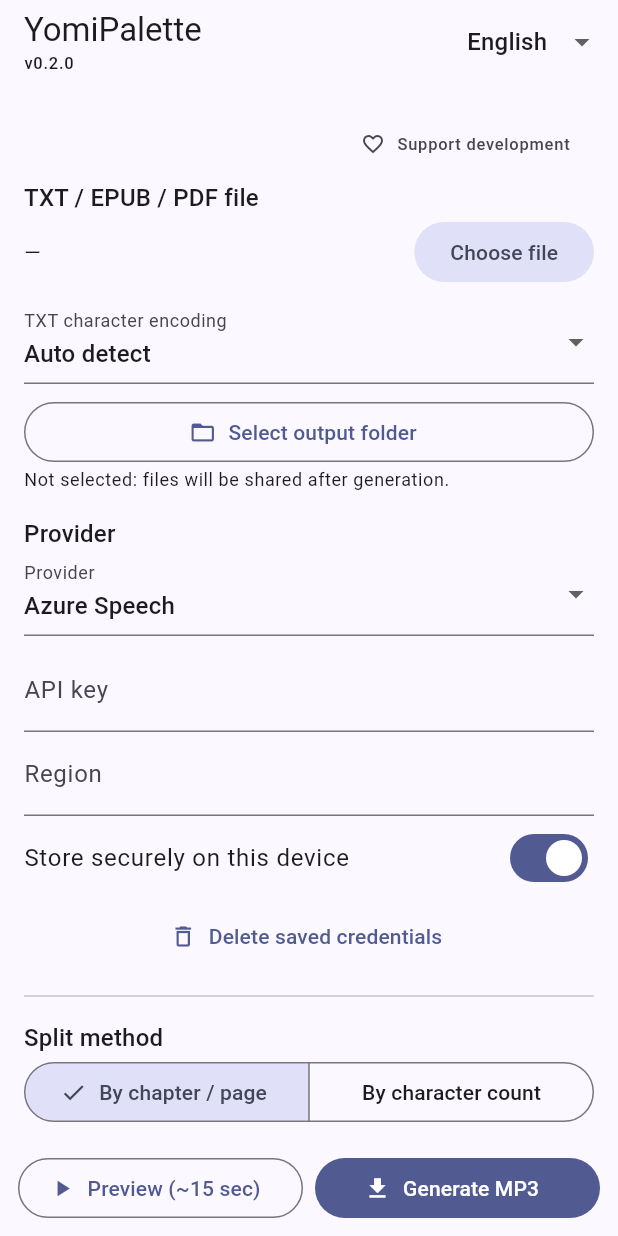
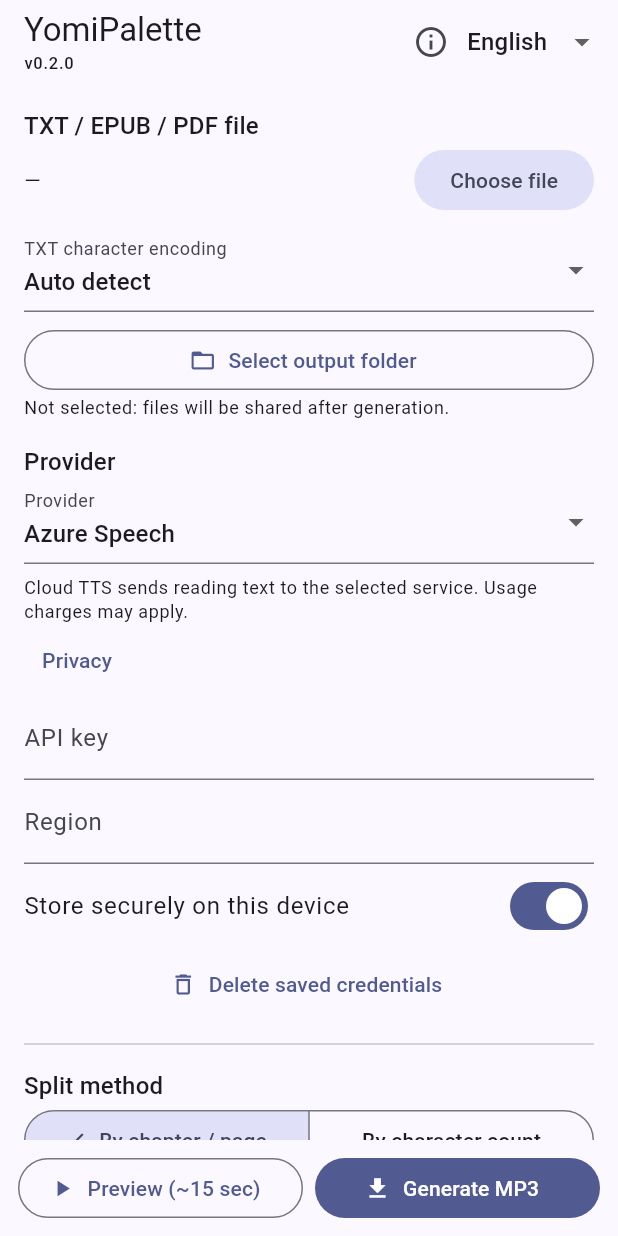
Before and after one commit to t-and-i/yomipalette-android, a Flutter app: the screen it shows after launch, on a phone screen of 412 x 824 dp. Run offline on Flutter 3.47's test engine with Material 3 defaults, Android fonts, the phone set to English and light mode, and no system bars; our stand-ins replace file_picker, flutter_secure_storage, just_audio, package_info_plus, share_plus, shared_preferences; missing offline and left inert: charset_converter, flutter_edge_tts, flutter_lame, pdfrx.

Commit message:
Remove in-app donation links and add app information

```diff
--- a/lib/app_info.dart
+++ b/lib/app_info.dart
@@ -1,22 +1,12 @@
 import 'package:url_launcher/url_launcher.dart';
 
-class SupportLink {
-  const SupportLink(this.label, this.url);
+typedef ExternalLinkLauncher = Future<bool> Function(Uri uri);
 
-  final String label;
-  final String url;
+const projectContactUrl =
+    'https://github.com/t-and-i/yomipalette-android/issues';
+
+Future<bool> openExternalLink(String url, {ExternalLinkLauncher? launcher}) {
+  return (launcher ??
+      (uri) =>
+          launchUrl(uri, mode: LaunchMode.externalApplication))(Uri.parse(url));
 }
-
-typedef SupportLauncher = Future<bool> Function(Uri uri);
-
-const supportLinks = [
-  SupportLink('GitHub Sponsors', 'https://github.com/sponsors/tjsongwei'),
-  SupportLink('Buy Me a Coffee', 'https://buymeacoffee.com/tjsongweic'),
-];
-
-Future<bool> openSupportLink(SupportLink link, {SupportLauncher? launcher}) {
-  return (launcher ??
-      (uri) => launchUrl(uri, mode: LaunchMode.externalApplication))(
-    Uri.parse(link.url),
-  );
-}
--- a/lib/l10n/strings.dart
+++ b/lib/l10n/strings.dart
@@ -8,14 +8,31 @@
 
   static const _values = <String, Map<String, String>>{
     'en': {
+      "about": "About this app",
+      "versionUnavailable": "Version unavailable",
+      "privacy": "Privacy",
+      "licenses": "Open-source licenses",
+      "projectContact": "Project / contact (GitHub)",
+      "privacyUpdated": "Updated: October 3, 2026",
+      "privacyDocumentsTitle": "Documents and speech",
+      "privacyDocuments": "TXT, EPUB and PDF text is extracted on your device. For preview and MP3 generation, Edge TTS sends the text to Microsoft, Azure Speech to Microsoft Azure, and Google Cloud TTS to Google Cloud. Requests also expose connection information such as your IP address to the service. Service terms and privacy policies apply. Azure and Google Cloud usage may incur charges on your account. Edge TTS uses an unofficial endpoint and may stop working.",
+      "privacyDeviceTitle": "Device TTS",
+      "privacyDevice": "Text is passed to the Android TTS engine you select. Depending on its engine and voice, it may use online services or require voice downloads. Device TTS does not always mean offline processing.",
+      "privacyCredentialsTitle": "Credentials and settings",
+      "privacyCredentials": "API keys and the Azure region can be stored in encrypted storage on this device. If storage is disabled, credentials are held for the app session. Use Delete saved credentials for each provider to remove stored credentials. Voice, output folder access and other preferences are stored locally.",
+      "privacyAudioTitle": "Audio and deletion",
+      "privacyAudio": "Preview audio is written to temporary app storage. Generated MP3 files are saved in app storage or your chosen folder. After sharing app copies, you can delete or keep them. Clear app data or uninstall to remove app-owned data; exported or shared copies remain and must be deleted at their destination. Original documents are not deleted by this app.",
+      "privacyExternalTitle": "Advertising and external links",
+      "privacyExternal": "This version has no advertising or analytics SDK. Project links open external websites with their own privacy policies. Sharing sends selected audio to the app or service you choose. Do not post private documents, API keys or personal information in public GitHub issues.",
+      "privacyIntro": "YomiPalette does not operate its own document-upload server. The following describes this version; it does not promise that third-party services retain no data.",
+      "cloudDisclosure": "Cloud TTS sends reading text to the selected service. Usage charges may apply.",
+      "deviceDisclosure": "The selected TTS engine may use a network connection.",
+
       'pdfNoText': 'No embedded text was found in this PDF. Image-only or scanned pages require OCR, which is not supported.',
       'pdfPassword': 'This PDF requires a password. Open and save an unprotected copy before importing it.',
       'pdfInvalid': 'Could not read the PDF. The file may be damaged or use an unsupported PDF feature.',
-      'support': 'Support development',
-      'supportDialogTitle': 'Support YomiPalette',
-      'supportDialogMessage': 'Choose a service if you would like to support continued development. Support is optional and does not change the available features.',
-      'supportOpenFailedTitle': 'Could not open browser',
-      'supportOpenFailed': 'Open or copy this address to continue:',
+      'externalLinkOpenFailedTitle': 'Could not open browser',
+      'externalLinkOpenFailed': 'Open or copy this address to continue:',
       'copy': 'Copy address',
       'close': 'Close',
       'title': 'YomiPalette',
@@ -91,15 +108,31 @@
       'hide': 'Hide',
     },
     'ja': {
+      "about": "このアプリについて",
+      "versionUnavailable": "バージョンを取得できません",
+      "privacy": "プライバシー",
+      "licenses": "オープンソースライセンス",
+      "projectContact": "プロジェクト・お問い合わせ（GitHub）",
+      "privacyUpdated": "更新日：2026年10月3日",
+      "privacyDocumentsTitle": "文書と音声合成",
+      "privacyDocuments": "TXT・EPUB・PDFのテキスト抽出は端末内で行います。プレビューとMP3生成では、Edge TTSはMicrosoft、Azure SpeechはMicrosoft Azure、Google Cloud TTSはGoogle Cloudに読み上げ対象の本文を送信します。通信先にはIPアドレスなどの接続情報も伝わります。各サービスの利用規約・プライバシーポリシーが適用されます。Azure・Google Cloudの利用料は利用者のアカウントに発生する場合があります。Edge TTSは非公式エンドポイントを使い、利用できなくなる場合があります。",
+      "privacyDeviceTitle": "端末TTS",
+      "privacyDevice": "選択したAndroidのTTSエンジンに本文を渡します。エンジンや音声によっては外部サービスへの通信や音声データのダウンロードが必要です。端末TTSが常にオフラインで動作するとは限りません。",
+      "privacyCredentialsTitle": "認証情報と設定",
+      "privacyCredentials": "APIキーとAzureのリージョンは、この端末の暗号化された領域に保存できます。保存を無効にすると認証情報はアプリのセッション中のみ保持します。保存済みの認証情報は、各プロバイダーの「保存した認証情報を削除」から削除できます。音声・出力フォルダーのアクセス権などの設定は端末内に保存します。",
+      "privacyAudioTitle": "音声ファイルと削除",
+      "privacyAudio": "プレビュー音声はアプリの一時領域に書き込みます。生成したMP3はアプリ内または選択したフォルダーに保存します。アプリ内のコピーは共有後に削除するか保持するか選べます。アプリのデータ消去またはアンインストールでアプリ内のデータを削除できますが、書き出し先・共有先のコピーは残るため、その保存先で削除してください。元の文書はアプリから削除しません。",
+      "privacyExternalTitle": "広告と外部リンク",
+      "privacyExternal": "このバージョンには広告・アクセス解析SDKを組み込んでいません。プロジェクトのリンクは外部サイトを開き、各サイトのプライバシーポリシーが適用されます。共有操作では選択したアプリやサービスに音声を渡します。公開されるGitHubのIssueに、私的な文書・APIキー・個人情報を書き込まないでください。",
+      "privacyIntro": "YomiPalette独自の文書アップロードサーバーはありません。以下は現在のバージョンの説明であり、外部サービスがデータを保持しないことを保証するものではありません。",
+      "cloudDisclosure": "クラウドTTSでは本文を選択したサービスに送信します。利用料が発生する場合があります。",
+      "deviceDisclosure": "選択したTTSエンジンがネットワーク通信を行う場合があります。",
+
       'pdfNoText': 'PDFからテキストを抽出できませんでした。画像のみ・スキャンしたページにはOCRが必要です（OCRは未対応）。',
       'pdfPassword': 'このPDFを開くにはパスワードが必要です。パスワードなしで開けるコピーを保存してから読み込んでください。',
       'pdfInvalid': 'PDFを読み込めませんでした。ファイルが破損しているか、未対応のPDF機能が使われている可能性があります。',
-      'support': '開発を支援',
-      'supportDialogTitle': 'YomiPaletteの開発を支援',
-      'supportDialogMessage':
-          '開発の継続を支援いただける場合は、サービスを選択してください。支援は任意で、利用できる機能は変わりません。',
-      'supportOpenFailedTitle': 'ブラウザーを開けませんでした',
-      'supportOpenFailed': '次のアドレスを開くか、コピーしてください:',
+      'externalLinkOpenFailedTitle': 'ブラウザーを開けませんでした',
+      'externalLinkOpenFailed': '次のアドレスを開くか、コピーしてください:',
       'copy': 'アドレスをコピー',
       'close': '閉じる',
       'title': 'YomiPalette',
@@ -173,14 +206,31 @@
       'hide': '非表示',
     },
     'zh': {
+      "about": "关于本应用",
+      "versionUnavailable": "无法获取版本",
+      "privacy": "隐私说明",
+      "licenses": "开源许可证",
+      "projectContact": "项目与联系（GitHub）",
+      "privacyUpdated": "更新日期：2026年10月3日",
+      "privacyDocumentsTitle": "文档与语音合成",
+      "privacyDocuments": "TXT、EPUB和PDF文本在设备上提取。试听和生成MP3时，Edge TTS将朗读文本发送给Microsoft，Azure Speech发送给Microsoft Azure，Google Cloud TTS发送给Google Cloud。服务还会收到IP地址等连接信息。适用各服务的条款和隐私政策。Azure和Google Cloud可能向您的账户收取使用费。Edge TTS使用非官方端点，可能停止工作。",
+      "privacyDeviceTitle": "设备TTS",
+      "privacyDevice": "文本会传递给您选择的Android TTS引擎。根据引擎和语音，可能需要联网或下载语音数据。设备TTS不一定完全离线。",
+      "privacyCredentialsTitle": "凭据与设置",
+      "privacyCredentials": "API密钥和Azure区域可保存在本设备的加密存储中。关闭保存时，凭据仅在应用会话期间保留。可在各提供商下删除已保存的凭据。语音、输出文件夹访问权限等设置保存在本地。",
+      "privacyAudioTitle": "音频与删除",
+      "privacyAudio": "试听音频写入应用临时存储。生成的MP3保存在应用存储或所选文件夹中。分享后可删除或保留应用内的副本。清除应用数据或卸载可删除应用自身的数据，但导出或分享的副本仍会保留，需在目标位置删除。本应用不会删除原始文档。",
+      "privacyExternalTitle": "广告与外部链接",
+      "privacyExternal": "此版本未集成广告或分析SDK。项目链接会打开外部网站，适用各网站的隐私政策。分享会将音频传递给您选择的应用或服务。请勿在公开的GitHub Issue中发布私人文档、API密钥或个人信息。",
+      "privacyIntro": "YomiPalette没有自营的文档上传服务器。以下说明适用于当前版本，不保证第三方服务不保留数据。",
+      "cloudDisclosure": "云端TTS会将朗读文本发送给所选服务，可能产生费用。",
+      "deviceDisclosure": "所选TTS引擎可能需要联网。",
+
       'pdfNoText': '无法从PDF中提取文本。纯图片或扫描页面需要OCR（暂不支持OCR）。',
       'pdfPassword': '此PDF需要密码。请先保存无需密码即可打开的副本，再导入。',
       'pdfInvalid': '无法读取PDF。文件可能已损坏，或使用了不支持的PDF功能。',
-      'support': '支持开发',
-      'supportDialogTitle': '支持YomiPalette开发',
-      'supportDialogMessage': '如果您愿意支持项目持续开发，请选择一个服务。支持完全自愿，不影响可用功能。',
-      'supportOpenFailedTitle': '无法打开浏览器',
-      'supportOpenFailed': '请打开或复制以下地址：',
+      'externalLinkOpenFailedTitle': '无法打开浏览器',
+      'externalLinkOpenFailed': '请打开或复制以下地址：',
       'copy': '复制地址',
       'close': '关闭',
       'title': 'YomiPalette',
--- a/lib/main.dart
+++ b/lib/main.dart
@@ -10,6 +10,7 @@
 import 'package:package_info_plus/package_info_plus.dart';
 
 import 'app_info.dart';
+import 'screens/app_information_screen.dart';
 import 'l10n/strings.dart';
 import 'models/chapter.dart';
 import 'providers/azure_provider.dart';
@@ -30,13 +31,13 @@
 class TtsMobileApp extends StatefulWidget {
   const TtsMobileApp({
     this.previewPlayer,
-    this.supportLauncher,
+    this.externalLinkLauncher,
     this.initialChapters = const [],
     super.key,
   });
 
   final PreviewAudioPlayer? previewPlayer;
-  final SupportLauncher? supportLauncher;
+  final ExternalLinkLauncher? externalLinkLauncher;
   final List<Chapter> initialChapters;
 
   @override
@@ -61,7 +62,7 @@
     home: HomeScreen(
       onLocaleChanged: (value) => setState(() => locale = value),
       previewPlayer: widget.previewPlayer,
-      supportLauncher: widget.supportLauncher,
+      externalLinkLauncher: widget.externalLinkLauncher,
       initialChapters: widget.initialChapters,
     ),
   );
@@ -71,13 +72,13 @@
   const HomeScreen({
     required this.onLocaleChanged,
     this.previewPlayer,
-    this.supportLauncher,
+    this.externalLinkLauncher,
     this.initialChapters = const [],
     super.key,
   });
   final ValueChanged<Locale> onLocaleChanged;
   final PreviewAudioPlayer? previewPlayer;
-  final SupportLauncher? supportLauncher;
+  final ExternalLinkLauncher? externalLinkLauncher;
   final List<Chapter> initialChapters;
 
   @override
@@ -118,6 +119,7 @@
   final List<String> _generatedPaths = [];
   String _status = '';
   String? _appVersion;
+  String? _appBuildNumber;
 
   @override
   void initState() {
@@ -136,64 +138,21 @@
   Future<void> _loadAppVersion() async {
     try {
       final info = await PackageInfo.fromPlatform();
-      if (mounted) setState(() => _appVersion = info.version);
+      if (mounted) {
+        setState(() {
+          _appVersion = info.version;
+          _appBuildNumber = info.buildNumber;
+        });
+      }
     } catch (_) {
       // The app remains usable when platform metadata is unavailable.
     }
   }
 
-  Future<void> _openSupport() async {
-    final link = await showModalBottomSheet<SupportLink>(
-      context: context,
-      showDragHandle: true,
-      builder: (context) => SafeArea(
-        child: SingleChildScrollView(
-          child: Padding(
-            padding: const EdgeInsets.fromLTRB(16, 0, 16, 12),
-            child: Column(
-              mainAxisSize: MainAxisSize.min,
-              crossAxisAlignment: CrossAxisAlignment.stretch,
-              children: [
-                Text(
-                  s.get('supportDialogTitle'),
-                  style: Theme.of(context).textTheme.titleLarge,
-                ),
-                const SizedBox(height: 8),
-                Text(s.get('supportDialogMessage')),
-                const SizedBox(height: 8),
-                for (final link in supportLinks)
-                  ListTile(
-                    contentPadding: EdgeInsets.zero,
-                    leading: Icon(
-                      link.label == 'Buy Me a Coffee'
-                          ? Icons.local_cafe_outlined
-                          : Icons.favorite_border,
-                    ),
-                    title: Text(link.label),
-                    trailing: const Icon(Icons.open_in_new),
-                    onTap: () => Navigator.pop(context, link),
-                  ),
-                Align(
-                  alignment: Alignment.centerRight,
-                  child: TextButton(
-                    onPressed: () => Navigator.pop(context),
-                    child: Text(s.get('close')),
-                  ),
-                ),
-              ],
-            ),
-          ),
-        ),
-      ),
-    );
-    if (link == null || !mounted) return;
-    await _openSupportLink(link);
-  }
-
-  Future<void> _openSupportLink(SupportLink link) async {
+  Future<void> _openExternalLink(String url) async {
     var opened = false;
     try {
-      opened = await openSupportLink(link, launcher: widget.supportLauncher);
+      opened = await openExternalLink(url, launcher: widget.externalLinkLauncher);
     } catch (_) {
       // Show a copyable address when the platform cannot open a browser.
     }
@@ -201,19 +160,19 @@
     await showDialog<void>(
       context: context,
       builder: (context) => AlertDialog(
-        title: Text(s.get('supportOpenFailedTitle')),
+        title: Text(s.get('externalLinkOpenFailedTitle')),
         content: Column(
           mainAxisSize: MainAxisSize.min,
           crossAxisAlignment: CrossAxisAlignment.start,
           children: [
-            Text(s.get('supportOpenFailed')),
+            Text(s.get('externalLinkOpenFailed')),
             const SizedBox(height: 8),
-            SelectableText(link.url),
+            SelectableText(url),
           ],
         ),
         actions: [
           TextButton.icon(
-            onPressed: () => Clipboard.setData(ClipboardData(text: link.url)),
+            onPressed: () => Clipboard.setData(ClipboardData(text: url)),
             icon: const Icon(Icons.copy),
             label: Text(s.get('copy')),
           ),
@@ -687,6 +646,17 @@
           ],
         ),
         actions: [
+          IconButton(
+            tooltip: s.get('about'),
+            icon: const Icon(Icons.info_outline),
+            onPressed: () => Navigator.of(context).push(MaterialPageRoute<void>(
+              builder: (_) => AppInformationScreen(
+                version: _appVersion,
+                buildNumber: _appBuildNumber,
+                openProject: () => _openExternalLink(projectContactUrl),
+              ),
+            )),
+          ),
           DropdownButtonHideUnderline(
             child: DropdownButton<String>(
               value: Localizations.localeOf(context).languageCode,
@@ -706,18 +676,6 @@
       body: ListView(
         padding: const EdgeInsets.all(16),
         children: [
-          Align(
-            alignment: Alignment.centerRight,
-            child: TextButton.icon(
-              onPressed: _openSupport,
-              icon: const Icon(Icons.favorite_border, size: 16),
-              label: Text(s.get('support')),
-              style: TextButton.styleFrom(
-                foregroundColor: Theme.of(context).colorScheme.onSurfaceVariant,
-                textStyle: Theme.of(context).textTheme.labelSmall,
-              ),
-            ),
-          ),
           Text(s.get('file'), style: Theme.of(context).textTheme.titleMedium),
           Row(
             children: [
@@ -829,6 +787,19 @@
                   },
           ),
           const SizedBox(height: 8),
+          Text(
+            s.get(_providerName == 'device' ? 'deviceDisclosure' : 'cloudDisclosure'),
+            style: Theme.of(context).textTheme.bodySmall,
+          ),
+          Align(
+            alignment: Alignment.centerLeft,
+            child: TextButton(
+              onPressed: () => Navigator.of(context).push(MaterialPageRoute<void>(
+                builder: (_) => const PrivacyScreen(),
+              )),
+              child: Text(s.get('privacy')),
+            ),
+          ),
           if (_providerName == 'device') ...[
             DropdownButtonFormField<String>(
               key: ValueKey('device-engine-$_deviceTtsEngine'),
--- a/pubspec.yaml
+++ b/pubspec.yaml
@@ -38,3 +38,5 @@
 
 flutter:
   uses-material-design: true
+  assets:
+    - LICENSE
```
Also changed, not shown: lib/screens/app_information_screen.dart (added, +106 -0 lines), 3 other files.
